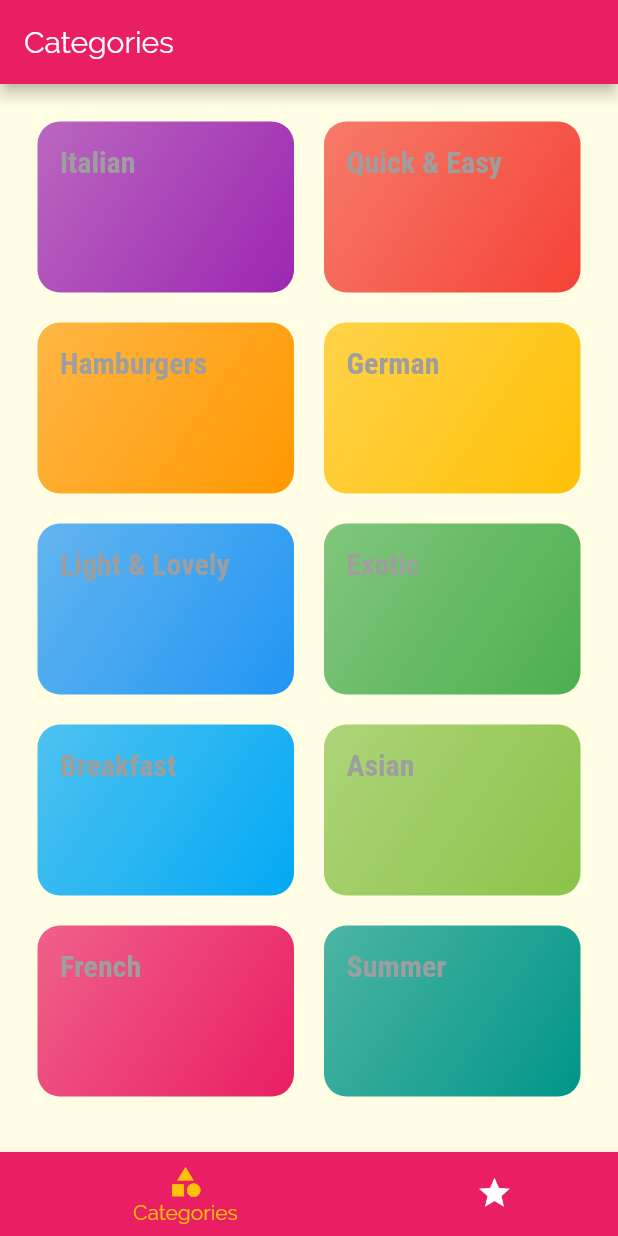
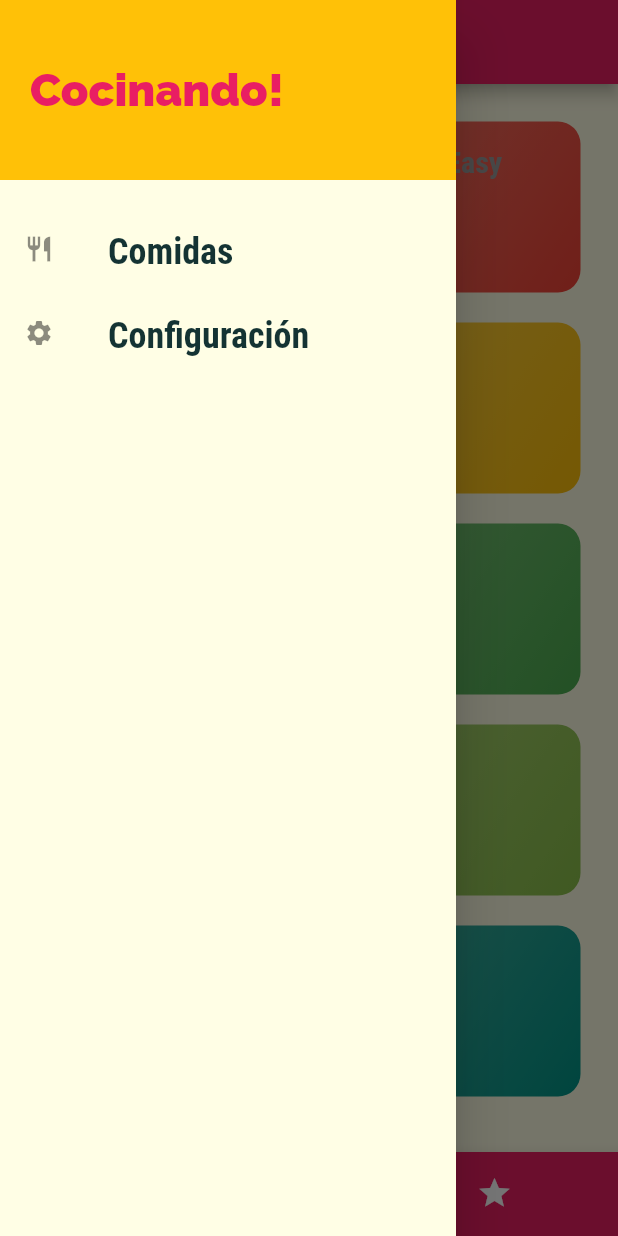
Before and after one commit to Alex9790/MealsApp, a Flutter app: the screen it shows after launch, with the side drawer open (before the commit the screen has no drawer), on a phone screen of 412 x 824 dp. Run offline on Flutter 3.47's test engine with Material 2 defaults, Android fonts, the phone set to English and light mode, and no system bars.

Commit message:
22. Se agrega funcionalidad de Drawer() donde se mostrara un titulo header, y dos opciones

```diff
--- a/meals_app/lib/screens/tabs_screen.dart
+++ b/meals_app/lib/screens/tabs_screen.dart
@@ -2,6 +2,7 @@ import 'package:flutter/material.dart';
 
 import './categories_screen.dart';
 import './favorites_screen.dart';
+import '../widgets/main_drawer.dart';
 
 class TabsScreen extends StatefulWidget {
   @override
@@ -11,21 +12,26 @@ class TabsScreen extends StatefulWidget {
 class _TabsScreenState extends State<TabsScreen> {
   //se cambia esta lista a Map para intercambiar el titulo segun la Tab seleccionada
   final List<Map<String, Object>> _pages = [
-    {"page" : CategoriesScreen(), "title" : "Categories",},
-    {"page" : FavoritesScreen(), "title" : "Favorites",},
+    {
+      "page": CategoriesScreen(),
+      "title": "Categories",
+    },
+    {
+      "page": FavoritesScreen(),
+      "title": "Favorites",
+    },
   ];
 
   //indice utilizado para obtener el Widget de la lista
   int _selectedPageIndex = 0;
 
   //el parametro index es proveido automaticamente por Flutter, al referenciar esta funcion en el argumento "onTap" del Widget BottomNavigationBar()
-  void _selectPage(int index){
+  void _selectPage(int index) {
     //para realizar esta actualizacion de Widget, es la razn por la que e necesita Stateful Widget
     setState(() {
       _selectedPageIndex = index;
     });
   }
-
 
   @override
   Widget build(BuildContext context) {
@@ -34,6 +40,8 @@ class _TabsScreenState extends State<TabsScreen> {
         //el titulo varia segun el Tab seleccionado, acediendo al Map referenciado de la lista de Maps
         title: Text(_pages[_selectedPageIndex]["title"]),
       ),
+      //forma de agregar Drawer
+      drawer: MainDrawer(),
       //se toma el Widget seleccionado de la lista de Widgets dependiendo del indice que represente al Tab seleccionado
       body: _pages[_selectedPageIndex]["page"],
       //metodo para mostrar Tabs en el fondo de la pantalla
--- /dev/null
+++ b/meals_app/lib/widgets/main_drawer.dart
@@ -0,0 +1,55 @@
+import 'package:flutter/material.dart';
+
+class MainDrawer extends StatelessWidget {
+  Widget buildListTitle(String title, IconData icon) {
+    return ListTile(
+      leading: Icon(
+        icon,
+        size: 20,
+      ),
+      title: Text(
+        title,
+        style: TextStyle(
+          fontFamily: "RobotoCondensed",
+          fontSize: 24,
+          fontWeight: FontWeight.bold,
+        ),
+      ),
+      //argumento que permite hacer click en el ListTile
+      onTap: () {
+        //accion a tomar para ir a otra pagina
+      },
+    );
+  }
+
+  @override
+  Widget build(BuildContext context) {
+    return Drawer(
+      child: Column(
+        children: <Widget>[
+          //actuara como header del Drawer
+          Container(
+            height: 120,
+            width: double.infinity,
+            padding: EdgeInsets.all(20),
+            alignment: Alignment.centerLeft,
+            //esta linea es equivalente a "decoration: BoxDecoration(color: )," si solo se quiere color esto es solo complicar las cosas
+            color: Theme.of(context).accentColor,
+            child: Text(
+              "Cocinando!",
+              style: TextStyle(
+                fontWeight: FontWeight.w900,
+                fontSize: 30,
+                color: Theme.of(context).primaryColor,
+              ),
+            ),
+          ),
+          //a continuacion se configuraran los botones
+          SizedBox(height: 20),
+          buildListTitle("Comidas", Icons.restaurant),
+          buildListTitle("Configuración", Icons.settings),
+        ],
+      ),
+    );
+  }
+}
```
